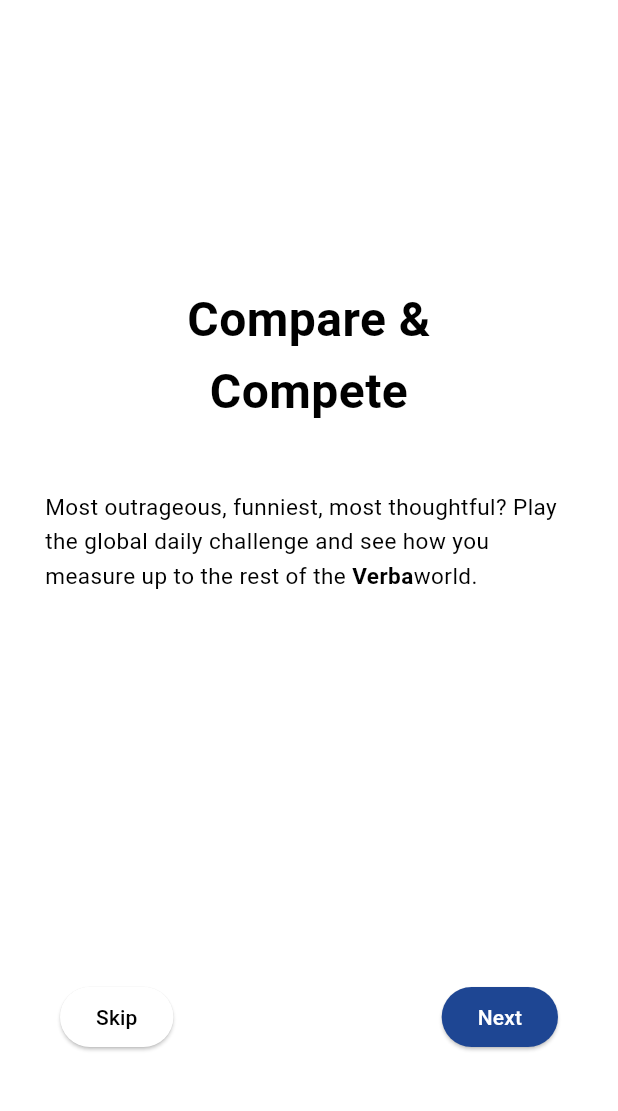
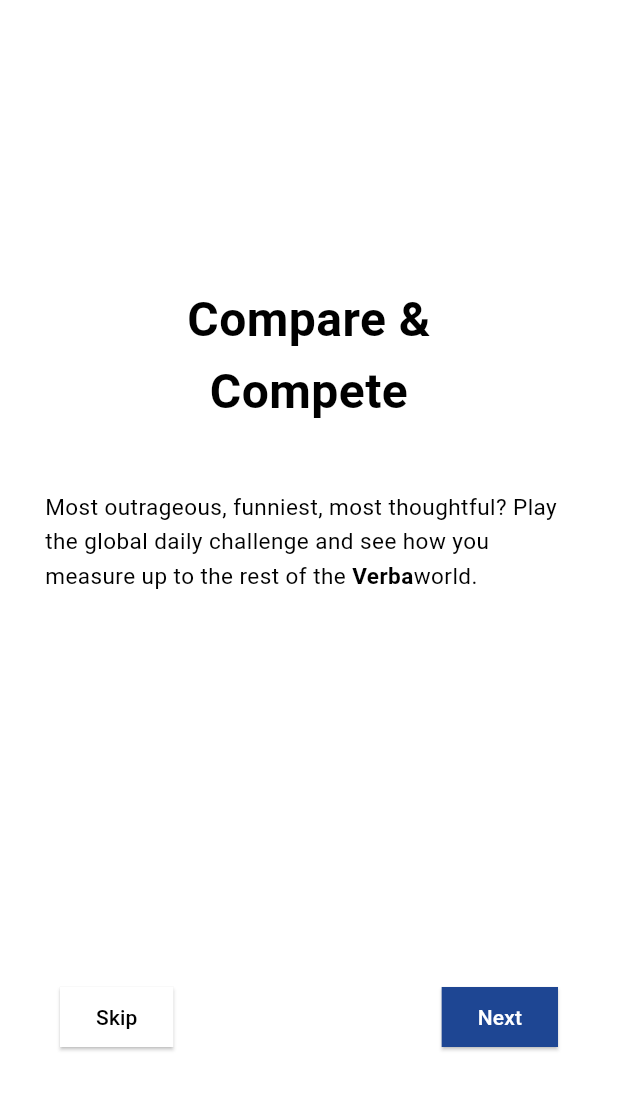
Before and after one commit to dartmouth-cs98-23f/verbatim_frontend, a Flutter app: the screen it shows after launch, after a tap on "Next", on a phone screen of 412 x 824 dp, the part 123-1234 px from its top. Run offline on Flutter 3.47's test engine with Material 3 defaults, Android fonts, the light colour scheme and no system bars; our stand-ins replace fl_chart, flutter_signin_button, get, google_sign_in; network calls fail; Roboto replaces fonts that are missing (Mulish, Poppins).

```diff
--- a/lib/main.dart
+++ b/lib/main.dart
@@ -23,7 +23,7 @@ class MyApp extends StatelessWidget {
       debugShowCheckedModeBanner: false,
       navigatorKey: navigatorKey, // Set the navigatorKey
       routes: {
-        '/global_challenge': (context) => globalChallenge(),
+        '/global_challenge': (context) => globalChallenge(email: '', password: ''),
         '/add_friend': (context) => addFriend(),
       },
       home: OnBoardingPage1(),
--- a/lib/screens/onboardingPage2.dart
+++ b/lib/screens/onboardingPage2.dart
@@ -37,7 +37,7 @@ class OnBoardingPage2 extends StatelessWidget {
                       const SizedBox(height: 200),
                       Center(
                         child: Text(
-                          'Discover Shared Vocabulary',
+                          'Discover \nShared Vocabulary',
                           textAlign: TextAlign.center,
                           style: TextStyle(
                             color: Colors.black,
@@ -79,24 +79,39 @@ class OnBoardingPage2 extends StatelessWidget {
                 children: [
                   ElevatedButton(
                     onPressed: () {
-                      // Navigate to the 'Get started' page
+                      // Navigate to the 'Sign Up' page
                       Navigator.of(context).push(MaterialPageRoute(builder: (context) => GetStarted()));
                     },
-                    style: ElevatedButton.styleFrom(primary: Colors.white),
+                    style: ElevatedButton.styleFrom(
+                      primary: Colors.white, // Background color
+                      shape: RoundedRectangleBorder(
+                        borderRadius: BorderRadius.circular(0.0), // Rectangular shape
+                      ),
+                    ),
                     child: Text(
                       'Skip',
-                      style: TextStyle(color: Colors.black),
+                      style: TextStyle(
+                        color: Colors.black,
+                      ),
                     ),
                   ),
+
                   ElevatedButton(
                     onPressed: () {
-                      // Navigate to the 'On boarding page 3'
+                      // Navigate to the 'Sign Up' page
                       Navigator.of(context).push(MaterialPageRoute(builder: (context) => OnBoardingPage3()));
                     },
-                    style: ElevatedButton.styleFrom(primary: Color(0xFF1E4693)),
+                    style: ElevatedButton.styleFrom(
+                      primary: Color(0xFF1E4693), // Background color
+                      shape: RoundedRectangleBorder(
+                        borderRadius: BorderRadius.circular(0.0), // Rectangular shape
+                      ),
+                    ),
                     child: Text(
                       'Next',
-                      style: TextStyle(color: Colors.white),
+                      style: TextStyle(
+                        color: Colors.white,
+                      ),
                     ),
                   ),
                 ],
--- a/lib/screens/onboardingPage3.dart
+++ b/lib/screens/onboardingPage3.dart
@@ -100,24 +100,39 @@ class OnBoardingPage3 extends StatelessWidget {
                 children: [
                   ElevatedButton(
                     onPressed: () {
-                      // Navigate to the 'Get started' page
+                      // Navigate to the 'Sign Up' page
                       Navigator.of(context).push(MaterialPageRoute(builder: (context) => GetStarted()));
                     },
-                    style: ElevatedButton.styleFrom(primary: Colors.white),
+                    style: ElevatedButton.styleFrom(
+                      primary: Colors.white, // Background color
+                      shape: RoundedRectangleBorder(
+                        borderRadius: BorderRadius.circular(0.0), // Rectangular shape
+                      ),
+                    ),
                     child: Text(
                       'Skip',
-                      style: TextStyle(color: Colors.black),
+                      style: TextStyle(
+                        color: Colors.black,
+                      ),
                     ),
                   ),
+
                   ElevatedButton(
                     onPressed: () {
-                      // Navigate to the 'On boarding page 4'
+                      // Navigate to the 'Sign Up' page
                       Navigator.of(context).push(MaterialPageRoute(builder: (context) => OnBoardingPage4()));
                     },
-                    style: ElevatedButton.styleFrom(primary: Color(0xFF1E4693)),
+                    style: ElevatedButton.styleFrom(
+                      primary: Color(0xFF1E4693), // Background color
+                      shape: RoundedRectangleBorder(
+                        borderRadius: BorderRadius.circular(0.0), // Rectangular shape
+                      ),
+                    ),
                     child: Text(
                       'Next',
-                      style: TextStyle(color: Colors.white),
+                      style: TextStyle(
+                        color: Colors.white,
+                      ),
                     ),
                   ),
                 ],
```
Also changed, not shown: lib/screens/draft.dart (added, +44 -0 lines), lib/screens/globalChallenge.dart (+15 -0 lines), lib/screens/logIn.dart (+15 -2 lines), lib/screens/onboardingPage4.dart (+20 -5 lines), lib/screens/signUp.dart (+7 -5 lines).
